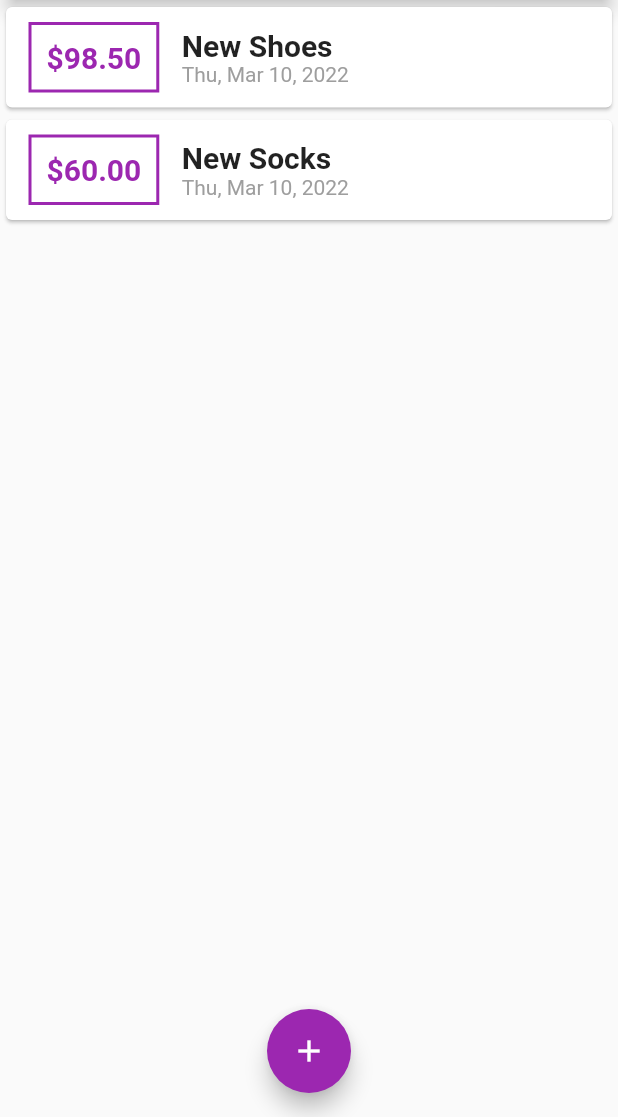
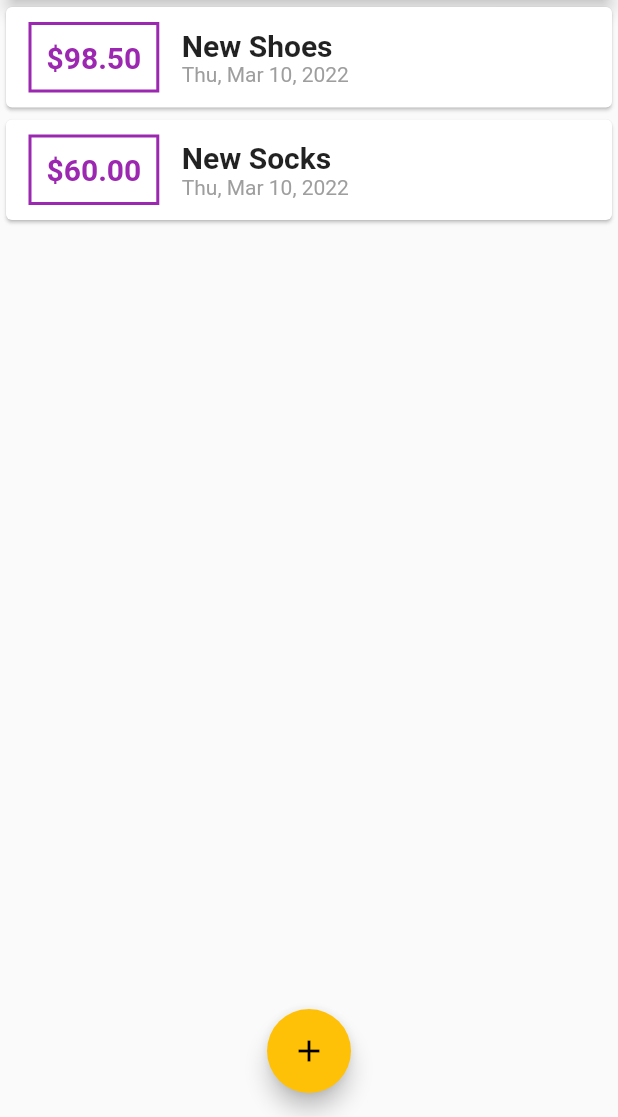
Before and after one commit to Zr99/Flutter_Personal_Expenses, a Flutter app: the screen it shows after launch, on a phone screen of 412 x 824 dp, the part 119-1236 px from its top. Run offline on Flutter 3.47's test engine with Material 2 defaults, Android fonts, the phone set to English and light mode, and no system bars.

```diff
--- a/lib/main.dart
+++ b/lib/main.dart
@@ -13,6 +13,7 @@ class MyApp extends StatelessWidget {
       title: 'Personal Expenses',
       theme: ThemeData(
         primarySwatch: Colors.purple,
+        accentColor: Colors.amber,
       ),
       home: MyHomePage(),
     );
--- a/lib/widgets/new_transaction.dart
+++ b/lib/widgets/new_transaction.dart
@@ -21,8 +21,8 @@ class _NewTransactionState extends State<NewTransaction> {
       return;
     }
     widget.addTx(
+      enteredTitle,
       enteredAmount,
-      enteredTitle,
     );
     Navigator.of(context).pop();
   }
```
